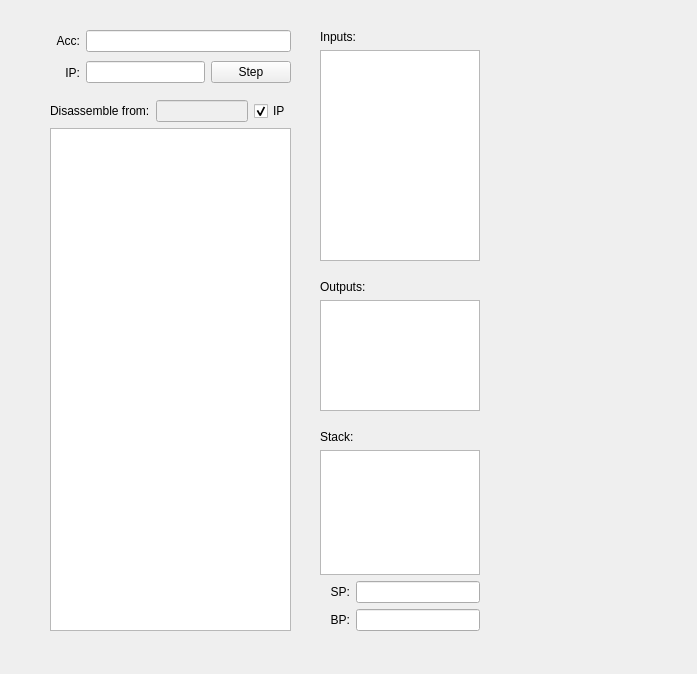
This is processorpage.ui in sje397/QtBugs as Qt 5 draws it before an edit. The edited form follows.
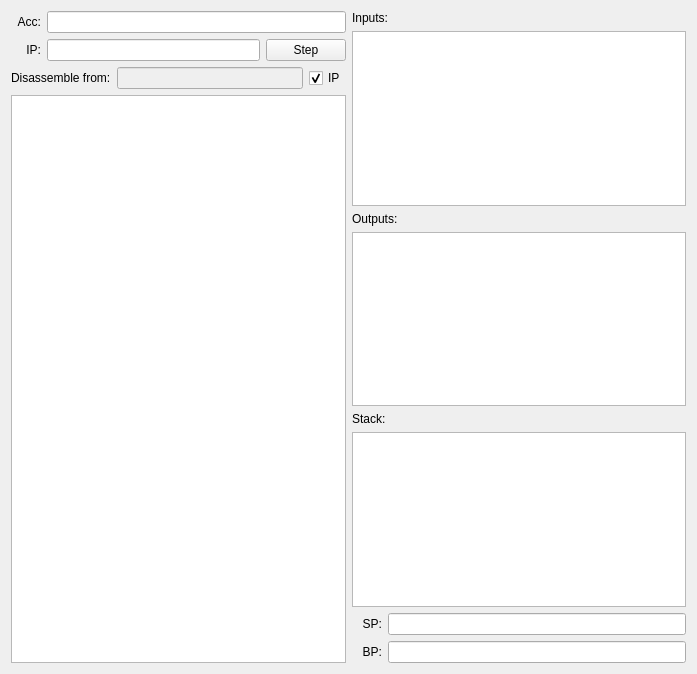
This is the edited form.

```diff
--- a/processorpage.ui
+++ b/processorpage.ui
@@ -12,33 +12,104 @@
   <property name="windowTitle" >
    <string>ProcessorPage</string>
   </property>
-  <widget class="QWidget" name="verticalLayout" >
-   <property name="geometry" >
-    <rect>
-     <x>50</x>
-     <y>100</y>
-     <width>241</width>
-     <height>531</height>
-    </rect>
-   </property>
-   <layout class="QVBoxLayout" >
-    <property name="margin" >
+  <layout class="QHBoxLayout" name="horizontalLayout_3">
+   <item>
+    <layout class="QVBoxLayout" name="verticalLayout_6">
+     <item>
+      <layout class="QHBoxLayout">
+       <property name="spacing">
+        <number>6</number>
+       </property>
+       <property name="margin">
      <number>0</number>
     </property>
-    <property name="spacing" >
+       <item>
+        <widget class="QLabel" name="label_5">
+         <property name="minimumSize">
+          <size>
+           <width>30</width>
+           <height>0</height>
+          </size>
+         </property>
+         <property name="text">
+          <string>Acc:</string>
+         </property>
+         <property name="alignment">
+          <set>Qt::AlignLeading|Qt::AlignLeft|Qt::AlignRight|Qt::AlignTrailing|Qt::AlignVCenter</set>
+         </property>
+         <property name="buddy">
+          <cstring>accEd</cstring>
+         </property>
+        </widget>
+       </item>
+       <item>
+        <widget class="QLineEdit" name="accEd">
+         <property name="alignment">
+          <set>Qt::AlignRight</set>
+         </property>
+        </widget>
+       </item>
+      </layout>
+     </item>
+     <item>
+      <layout class="QHBoxLayout">
+       <property name="spacing">
      <number>6</number>
     </property>
     <item>
-     <layout class="QHBoxLayout" >
-      <property name="margin" >
+        <widget class="QLabel" name="label_4">
+         <property name="minimumSize">
+          <size>
+           <width>30</width>
+           <height>0</height>
+          </size>
+         </property>
+         <property name="text">
+          <string>IP:</string>
+         </property>
+         <property name="alignment">
+          <set>Qt::AlignLeading|Qt::AlignLeft|Qt::AlignRight|Qt::AlignTrailing|Qt::AlignVCenter</set>
+         </property>
+         <property name="buddy">
+          <cstring>ipEd</cstring>
+         </property>
+        </widget>
+       </item>
+       <item>
+        <widget class="QLineEdit" name="ipEd">
+         <property name="alignment">
+          <set>Qt::AlignRight</set>
+         </property>
+        </widget>
+       </item>
+       <item>
+        <widget class="QPushButton" name="stepBtn">
+         <property name="focusPolicy">
+          <enum>Qt::ClickFocus</enum>
+         </property>
+         <property name="text">
+          <string>Step</string>
+         </property>
+        </widget>
+       </item>
+      </layout>
+     </item>
+     <item>
+      <layout class="QVBoxLayout">
+       <property name="spacing">
+        <number>6</number>
+       </property>
+       <property name="margin">
        <number>0</number>
       </property>
-      <property name="spacing" >
+       <item>
+        <layout class="QHBoxLayout">
+         <property name="spacing">
        <number>6</number>
       </property>
       <item>
-       <widget class="QLabel" name="label" >
-        <property name="text" >
+          <widget class="QLabel" name="label">
+           <property name="text">
          <string>Disassemble from:</string>
         </property>
         <property name="buddy" >
@@ -47,8 +118,8 @@
        </widget>
       </item>
       <item>
-       <widget class="QLineEdit" name="disStartEd" >
-        <property name="enabled" >
+          <widget class="QLineEdit" name="disStartEd">
+           <property name="enabled">
          <bool>false</bool>
         </property>
         <property name="alignment" >
@@ -57,8 +128,8 @@
        </widget>
       </item>
       <item>
-       <widget class="QCheckBox" name="disIPChk" >
-        <property name="text" >
+          <widget class="QCheckBox" name="disIPChk">
+           <property name="text">
          <string>IP</string>
         </property>
         <property name="checked" >
@@ -69,33 +140,26 @@
      </layout>
     </item>
     <item>
-     <widget class="QTextEdit" name="disEd" >
-      <property name="readOnly" >
+        <widget class="QTextEdit" name="disEd">
+         <property name="readOnly">
        <bool>true</bool>
       </property>
      </widget>
     </item>
    </layout>
-  </widget>
-  <widget class="QWidget" name="verticalLayout_2" >
-   <property name="geometry" >
-    <rect>
-     <x>320</x>
-     <y>30</y>
-     <width>160</width>
-     <height>231</height>
-    </rect>
-   </property>
-   <layout class="QVBoxLayout" >
-    <property name="margin" >
-     <number>0</number>
-    </property>
-    <property name="spacing" >
+     </item>
+    </layout>
+   </item>
+   <item>
+    <layout class="QVBoxLayout" name="verticalLayout_5">
+     <item>
+      <layout class="QVBoxLayout">
+       <property name="spacing">
      <number>6</number>
     </property>
     <item>
-     <widget class="QLabel" name="label_2" >
-      <property name="text" >
+        <widget class="QLabel" name="label_2">
+         <property name="text">
        <string>Inputs:</string>
       </property>
       <property name="buddy" >
@@ -104,29 +168,18 @@
      </widget>
     </item>
     <item>
-     <widget class="QListWidget" name="inList" />
-    </item>
-   </layout>
-  </widget>
-  <widget class="QWidget" name="verticalLayout_3" >
-   <property name="geometry" >
-    <rect>
-     <x>320</x>
-     <y>280</y>
-     <width>160</width>
-     <height>131</height>
-    </rect>
-   </property>
-   <layout class="QVBoxLayout" >
-    <property name="margin" >
-     <number>0</number>
-    </property>
-    <property name="spacing" >
+        <widget class="QListWidget" name="inList"/>
+       </item>
+      </layout>
+     </item>
+     <item>
+      <layout class="QVBoxLayout">
+       <property name="spacing">
      <number>6</number>
     </property>
     <item>
-     <widget class="QLabel" name="label_3" >
-      <property name="text" >
+        <widget class="QLabel" name="label_3">
+         <property name="text">
        <string>Outputs:</string>
       </property>
       <property name="buddy" >
@@ -135,119 +188,16 @@
      </widget>
     </item>
     <item>
-     <widget class="QListWidget" name="outList" />
-    </item>
-   </layout>
-  </widget>
-  <widget class="QWidget" name="horizontalLayout" >
-   <property name="geometry" >
-    <rect>
-     <x>50</x>
-     <y>60</y>
-     <width>241</width>
-     <height>25</height>
-    </rect>
-   </property>
-   <layout class="QHBoxLayout" >
-    <property name="margin" >
-     <number>0</number>
-    </property>
-    <property name="spacing" >
-     <number>6</number>
-    </property>
-    <item>
-     <widget class="QLabel" name="label_4" >
-      <property name="minimumSize" >
-       <size>
-        <width>30</width>
-        <height>0</height>
-       </size>
-      </property>
-      <property name="text" >
-       <string>IP:</string>
-      </property>
-      <property name="alignment" >
-       <set>Qt::AlignLeading|Qt::AlignLeft|Qt::AlignRight|Qt::AlignTrailing|Qt::AlignVCenter</set>
-      </property>
-      <property name="buddy" >
-       <cstring>ipEd</cstring>
-      </property>
-     </widget>
+        <widget class="QListWidget" name="outList"/>
+       </item>
+      </layout>
     </item>
     <item>
-     <widget class="QLineEdit" name="ipEd" >
-      <property name="alignment" >
-       <set>Qt::AlignRight</set>
-      </property>
-     </widget>
-    </item>
-    <item>
-     <widget class="QPushButton" name="stepBtn" >
-      <property name="focusPolicy" >
-       <enum>Qt::ClickFocus</enum>
-      </property>
-      <property name="text" >
-       <string>Step</string>
-      </property>
-     </widget>
-    </item>
-   </layout>
-  </widget>
-  <widget class="QWidget" name="horizontalLayout_2" >
-   <property name="geometry" >
-    <rect>
-     <x>50</x>
-     <y>30</y>
-     <width>241</width>
-     <height>22</height>
-    </rect>
-   </property>
-   <layout class="QHBoxLayout" >
-    <property name="margin" >
-     <number>0</number>
-    </property>
-    <property name="spacing" >
+      <layout class="QVBoxLayout">
+       <property name="spacing">
      <number>6</number>
     </property>
-    <item>
-     <widget class="QLabel" name="label_5" >
-      <property name="minimumSize" >
-       <size>
-        <width>30</width>
-        <height>0</height>
-       </size>
-      </property>
-      <property name="text" >
-       <string>Acc:</string>
-      </property>
-      <property name="alignment" >
-       <set>Qt::AlignLeading|Qt::AlignLeft|Qt::AlignRight|Qt::AlignTrailing|Qt::AlignVCenter</set>
-      </property>
-      <property name="buddy" >
-       <cstring>accEd</cstring>
-      </property>
-     </widget>
-    </item>
-    <item>
-     <widget class="QLineEdit" name="accEd" >
-      <property name="alignment" >
-       <set>Qt::AlignRight</set>
-      </property>
-     </widget>
-    </item>
-   </layout>
-  </widget>
-  <widget class="QWidget" name="verticalLayout_4" >
-   <property name="geometry" >
-    <rect>
-     <x>320</x>
-     <y>430</y>
-     <width>160</width>
-     <height>201</height>
-    </rect>
-   </property>
-   <layout class="QVBoxLayout" >
-    <property name="margin" >
+       <property name="margin">
      <number>0</number>
     </property>
     <property name="spacing" >
@@ -339,9 +289,12 @@
      </layout>
     </item>
    </layout>
-  </widget>
- </widget>
- <layoutdefault spacing="6" margin="11" />
+     </item>
+    </layout>
+   </item>
+  </layout>
+ </widget>
+ <layoutdefault spacing="6" margin="11"/>
  <tabstops>
   <tabstop>disStartEd</tabstop>
   <tabstop>ipEd</tabstop>
```
Left out of the diff: 94 changed lines with no effect on the pictures. Lines whose indentation alone changed are shown as unchanged.
